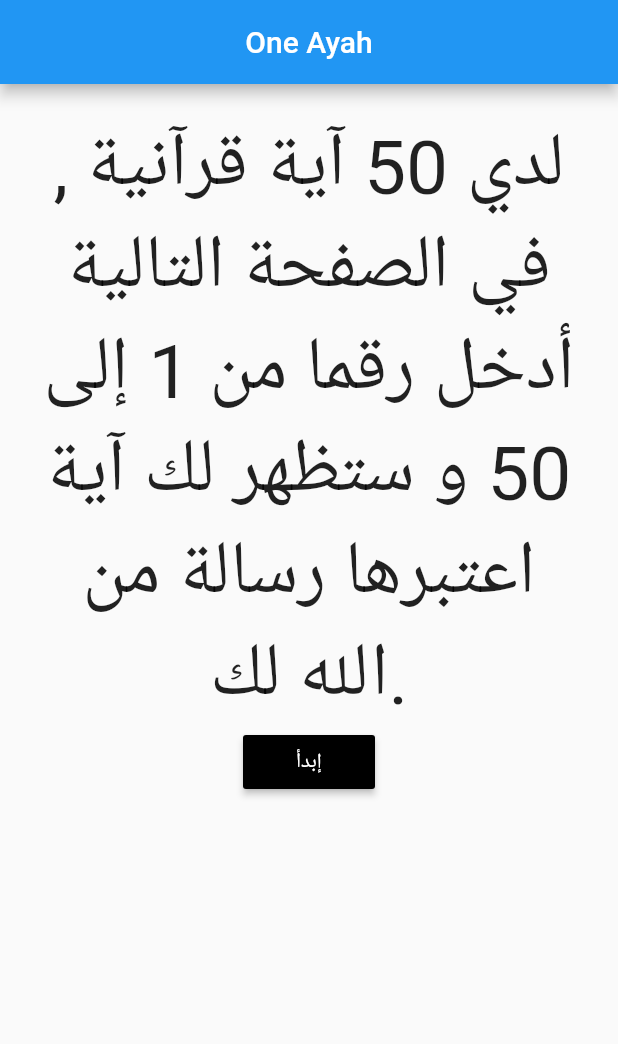
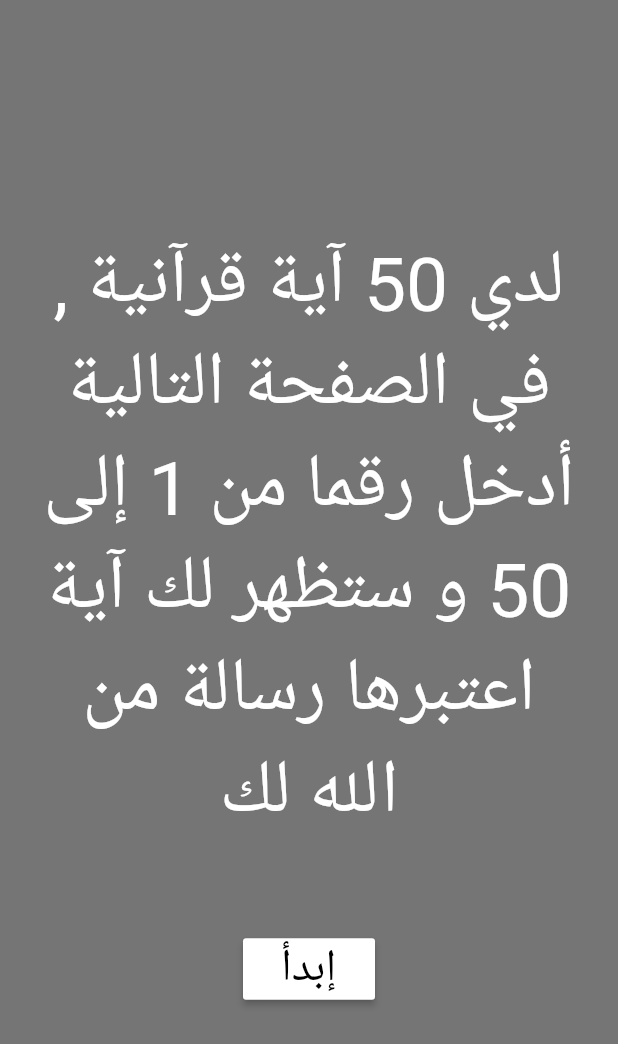
Before and after one commit to ammarlouah/ayah-app, a Flutter app: the screen it shows after launch, on a phone screen of 412 x 824 dp. Shown: the top 1044 px of the screen. Run offline on Flutter 3.47's test engine with Material 2 defaults, Android fonts, the phone set to English and light mode, and no system bars.

Commit message:
Modify text and background color in First page

```diff
--- a/lib/pages/intro.dart
+++ b/lib/pages/intro.dart
@@ -6,28 +6,31 @@ class Intro extends StatelessWidget {
   @override
   Widget build(BuildContext context) {
     return Scaffold(
-      appBar: AppBar(
-        title: Center(
-          child: Text('One Ayah'),
-        ),
-      ),
+      backgroundColor: Colors.black54,
       body: Padding(
         padding: const EdgeInsets.all(20.0),
         child: Column(
+          mainAxisAlignment: MainAxisAlignment.center,
           children: [
             Text(
-              'لدي 50 آية قرآنية , في الصفحة التالية أدخل رقما من 1 إلى 50 و ستظهر لك آية اعتبرها رسالة من الله لك.',
+              'لدي 50 آية قرآنية , في الصفحة التالية أدخل رقما من 1 إلى 50 و ستظهر لك آية اعتبرها رسالة من الله لك',
               style: TextStyle(
+                color: Colors.white,
                 fontSize: 50,
               ),
               textAlign: TextAlign.center,
             ),
+            SizedBox(height: 60),
             RaisedButton(
               onPressed: () {},
-              color: Colors.black,
-              child: Text('إبدأ'),
-              textColor: Colors.white,
-
+              color: Colors.white,
+              child: Text(
+                'إبدأ',
+                style: TextStyle(
+                  fontSize: 30,
+                ),
+              ),
+              textColor: Colors.black,
             )
           ],
         ),
```
